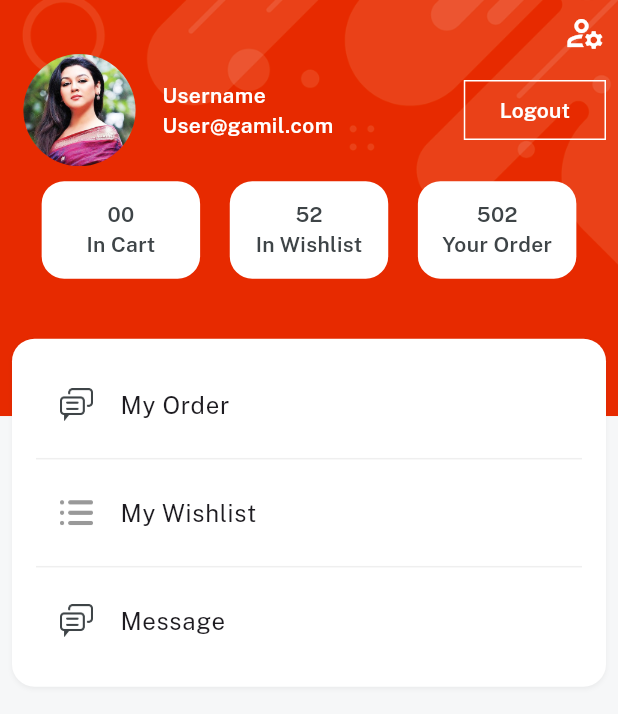
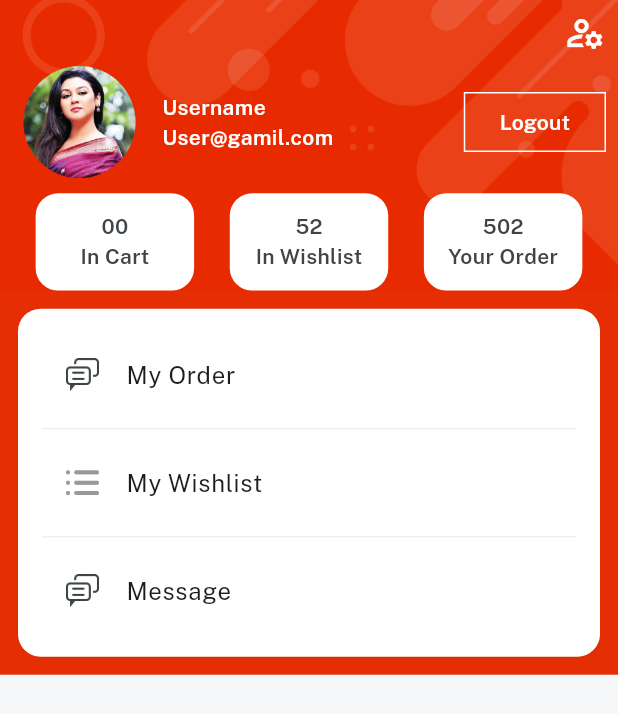
Before and after one commit to Has5an-Ali/Eccommerceapp_UI, a Flutter app: the accountScreen screen opened directly, on a phone screen of 412 x 824 dp. Shown: the top 714 px of the screen. Run offline on Flutter 3.47's test engine with Material 3 defaults, Android fonts, the phone set to English and light mode, and no system bars; our stand-ins replace get, velocity_x.

Commit message:
Some Design Change in Account Section

```diff
--- a/ecommerceapp/lib/AccountScreen/AccountScreen.dart
+++ b/ecommerceapp/lib/AccountScreen/AccountScreen.dart
@@ -12,12 +12,12 @@ class accountScreen extends StatelessWidget {
     return commonBackground(
         child: Scaffold(
             body: SafeArea(
-                child: Container(
-      padding: const EdgeInsets.all(8),
                 child: Column(
       children: [
         // Edit Profile
-          const Align(
+        const Padding(
+          padding: EdgeInsets.all(8.0),
+          child: Align(
             alignment: Alignment.topRight,
             child: Icon(
               Icons.manage_accounts_outlined,
@@ -25,9 +25,12 @@ class accountScreen extends StatelessWidget {
               color: whiteColor,
             ),
           ),
+        ),
 
         //Profile Image + Name + Logout Button
-          Row(
+        Padding(
+          padding: const EdgeInsets.symmetric(horizontal: 8),
+          child: Row(
             children: [
               Image.asset(
                 imgProfile2,
@@ -58,6 +61,7 @@ class accountScreen extends StatelessWidget {
                       .make())
             ],
           ),
+        ),
         10.heightBox,
         Row(
           mainAxisAlignment: MainAxisAlignment.spaceEvenly,
@@ -76,7 +80,7 @@ class accountScreen extends StatelessWidget {
                 width: (context.screenWidth / 3.9))
           ],
         ),
-          40.heightBox,
+
         ListView.separated(
           shrinkWrap: true,
           separatorBuilder: (context, index) {
@@ -94,9 +98,18 @@ class accountScreen extends StatelessWidget {
               title: profilebtn[index].text.make(),
             );
           },
-          ).box.white.rounded.padding(const EdgeInsets.all(16)).shadowSm.make()
+        )
+            .box
+            .white
+            .rounded
+            .padding(const EdgeInsets.all(16))
+            .shadowSm
+            .margin(EdgeInsets.all(12))
+            .make()
+            .box
+            .color(redColor)
+            .make()
       ],
-      ),
     ))));
   }
 }
```
Lines whose indentation alone changed are shown as unchanged.
